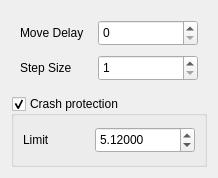
Qt form pyqt5 STM software/ui/SendOptions.ui (freestylexyz/STM-pyqt5-software) before a commit.
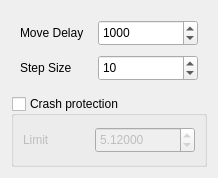
The same form after that commit.

What changed in the file:
```diff
--- a/pyqt5 STM software/ui/SendOptions.ui
+++ b/pyqt5 STM software/ui/SendOptions.ui
@@ -44,6 +44,9 @@
         <property name="maximum">
          <number>65535</number>
         </property>
+        <property name="value">
+         <number>1000</number>
+        </property>
        </widget>
       </item>
       <item row="1" column="0">
@@ -73,6 +76,9 @@
         <property name="maximum">
          <number>65535</number>
         </property>
+        <property name="value">
+         <number>10</number>
+        </property>
        </widget>
       </item>
      </layout>
@@ -86,6 +92,9 @@
      <property name="checkable">
       <bool>true</bool>
      </property>
+     <property name="checked">
+      <bool>false</bool>
+     </property>
      <layout class="QGridLayout" name="gridLayout_3">
       <property name="spacing">
        <number>9</number>
```
